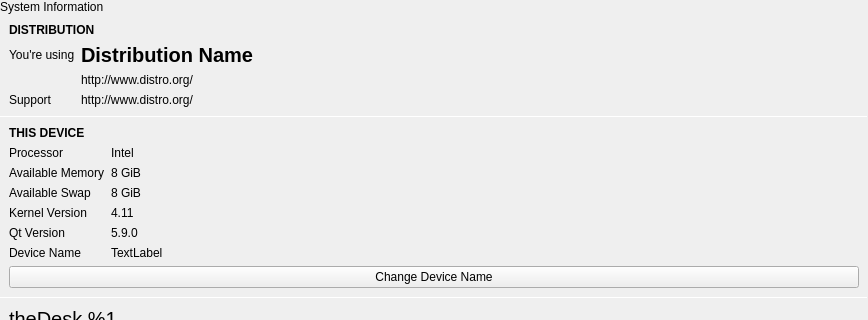
Qt form desktop/systemsettings/about/about.ui (theCheeseboard/thedesk) before a commit; both pictures show x 0 to 868 and y 0 to 320 of the 868 by 573 pixel window.
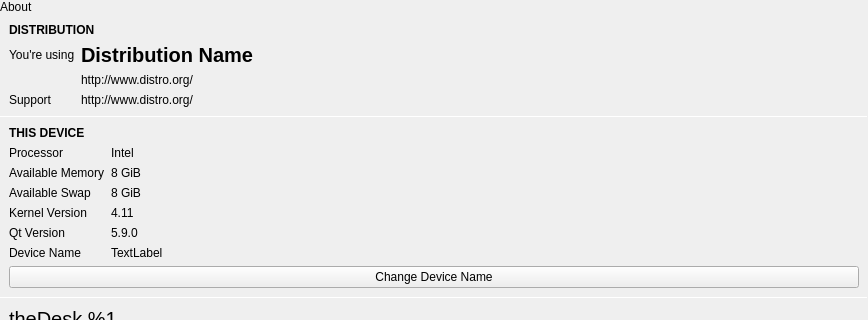
The same form after that commit. Icons and pictures are not drawn. Custom widgets are drawn as their Qt base class.

Diff of the .ui file:
```diff
--- a/desktop/systemsettings/about/about.ui
+++ b/desktop/systemsettings/about/about.ui
@@ -32,7 +32,7 @@
    <item>
     <widget class="tTitleLabel" name="titleLabel">
      <property name="text">
-      <string>System Information</string>
+      <string>About</string>
      </property>
     </widget>
    </item>
```
